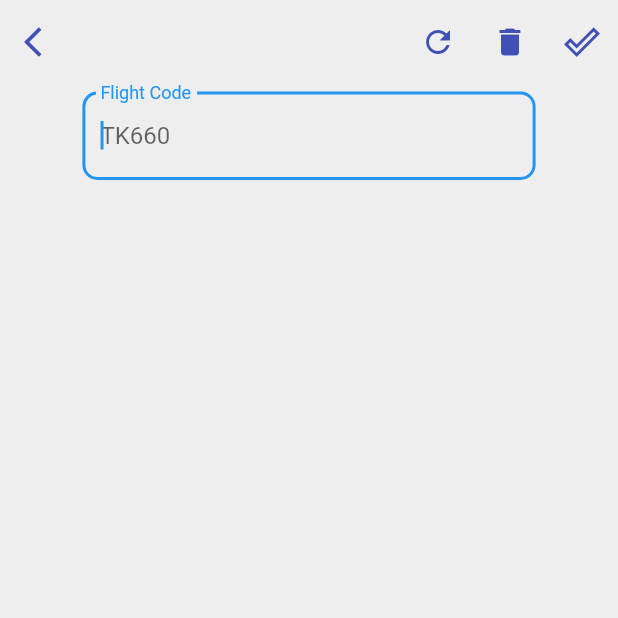
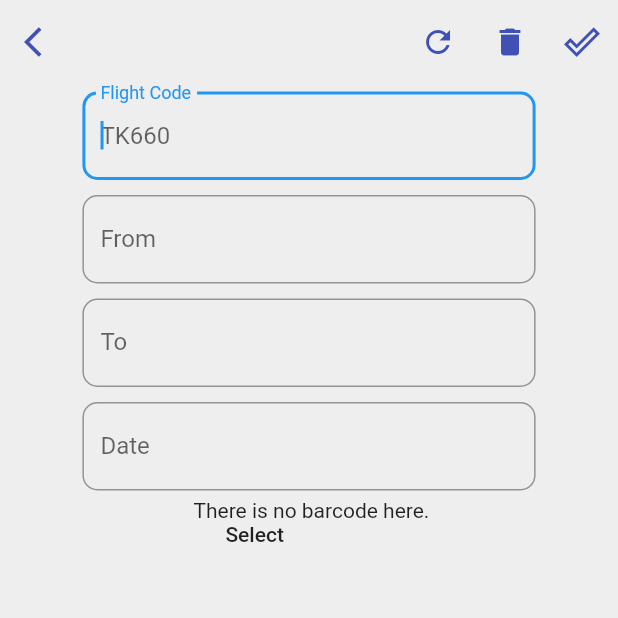
Before and after one commit to kubilaycakmak/ticket_application, a Flutter app: the screen it shows after launch, after a tap on "Add a ticket", on a phone screen of 412 x 824 dp, the top half of it. Run offline on Flutter 3.47's test engine with Material 2 defaults, Android fonts, the phone set to English and light mode, and no system bars; our stand-ins replace image_picker; missing offline and left inert: flutter_webview_plugin, rpc.

Commit message:
last update

```diff
--- a/lib/main.dart
+++ b/lib/main.dart
@@ -1,6 +1,7 @@
 import 'package:flutter/material.dart';
 import 'screens/AddScreen.dart';
 import 'screens/HomeScreen.dart';
+import 'screens/Browser.dart';
 void main()=> runApp(Home());
 
 class Home extends StatelessWidget {
@@ -11,6 +12,7 @@ class Home extends StatelessWidget {
       title: "Ticket App",
       routes: <String, WidgetBuilder>{
         '/addScreen': (BuildContext context) => AddScreen(),
+        '/browser':(BuildContext context) => Browser(),
       },
       home: HomeScreen()
     );
--- a/lib/model/TicketModel.dart
+++ b/lib/model/TicketModel.dart
@@ -30,4 +30,5 @@ final ticketCard = new Container(
     ]
   ),
 );
-final ticketIcon = new Container();
+final ticketIcon = new Container(
+);
--- a/lib/screens/AddScreen.dart
+++ b/lib/screens/AddScreen.dart
@@ -1,4 +1,7 @@
+import 'dart:io';
+
 import 'package:flutter/material.dart';
+import 'package:image_picker/image_picker.dart';
 
 class AddScreen extends StatefulWidget {
   @override
@@ -9,7 +12,16 @@ class AddScreen extends StatefulWidget {
 
 class AddScreenState extends State<AddScreen> {
   TextEditingController flightCodeController = new TextEditingController();
-  String emptyCell = "";
+  File _image;
+
+  Future getImage() async {
+    var image = await ImagePicker.pickImage(source: ImageSource.gallery);
+
+    setState(() {
+      _image = image;
+    });
+  }
+
   @override
   Widget build(BuildContext context) {
     var currentColor = Colors.grey[200];
@@ -30,22 +42,31 @@ class AddScreenState extends State<AddScreen> {
         ),
         actions: <Widget>[
           IconButton(
-            onPressed: (){
+            onPressed: () {
               setState(() {
                 flightCodeController.text = "";
               });
             },
-            icon: Icon(Icons.refresh, color: iconColors,),
+            icon: Icon(
+              Icons.refresh,
+              color: iconColors,
+            ),
           ),
           IconButton(
-            onPressed: (){},
-            icon: Icon(Icons.delete, color: iconColors,),
+            onPressed: () {},
+            icon: Icon(
+              Icons.delete,
+              color: iconColors,
+            ),
           ),
           IconButton(
-            onPressed: (){
+            onPressed: () {
               print(flightCodeController.text);
             },
-            icon: Icon(Icons.done_outline, color: iconColors,),
+            icon: Icon(
+              Icons.done_outline,
+              color: iconColors,
+            ),
           ),
         ],
       ),
@@ -73,6 +94,105 @@ class AddScreenState extends State<AddScreen> {
                       )),
                 ),
               ),
+              Padding(
+                padding: EdgeInsets.symmetric(
+                    vertical: 5,
+                    horizontal: MediaQuery.of(context).size.height / 15),
+                child: TextField(
+                  controller: flightCodeController,
+                  autofocus: true,
+                  decoration: InputDecoration(
+                      labelText: "From",
+                      hintText: "Istanbul",
+                      fillColor: Colors.indigo,
+                      border: OutlineInputBorder(
+                        borderSide: BorderSide(
+                            color: Colors.indigo,
+                            style: BorderStyle.solid,
+                            width: 20.0),
+                        borderRadius: BorderRadius.circular(10),
+                      )),
+                ),
+              ),
+              Padding(
+                padding: EdgeInsets.symmetric(
+                    vertical: 5,
+                    horizontal: MediaQuery.of(context).size.height / 15),
+                child: TextField(
+                  controller: flightCodeController,
+                  autofocus: true,
+                  decoration: InputDecoration(
+                      labelText: "To",
+                      hintText: "New York",
+                      fillColor: Colors.indigo,
+                      border: OutlineInputBorder(
+                        borderSide: BorderSide(
+                            color: Colors.indigo,
+                            style: BorderStyle.solid,
+                            width: 20.0),
+                        borderRadius: BorderRadius.circular(10),
+                      )),
+                ),
+              ),
+              Padding(
+                padding: EdgeInsets.symmetric(
+                    vertical: 5,
+                    horizontal: MediaQuery.of(context).size.height / 15),
+                child: TextField(
+                  controller: flightCodeController,
+                  keyboardType: TextInputType.numberWithOptions(),
+                  autofocus: true,
+                  decoration: InputDecoration(
+                      labelText: "Date",
+                      hintText:
+                          "${DateTime.now().day} / ${DateTime.now().month} / ${DateTime.now().year}",
+                      fillColor: Colors.indigo,
+                      border: OutlineInputBorder(
+                        borderSide: BorderSide(
+                            color: Colors.indigo,
+                            style: BorderStyle.solid,
+                            width: 20.0),
+                        borderRadius: BorderRadius.circular(10),
+                      )),
+                ),
+              ),
+              Expanded(
+                  child: Stack(
+                    children: <Widget>[
+                      _image == null
+                          ? Text(" There is no barcode here.")
+                          : Container(
+                              child: Image.file(_image),
+                              height: MediaQuery.of(context).size.height / 3,
+                            ),
+                      FlatButton(
+                        onPressed: getImage,
+                        child: Text("Select"),
+                      )
+                    ],
+                  )),
+              // Padding(
+              //   padding: EdgeInsets.symmetric(
+              //       vertical: 5,
+              //       horizontal: MediaQuery.of(context).size.height / 15),
+              // child: RaisedButton(
+              //   onPressed: (){
+              // var route = new MaterialPageRoute(
+              //   builder: (BuildContext context) => Browser(value:flightCodeController.text),
+              // );
+              // Navigator.of(context).push(route);
+              //   },
+              //   color: iconColors,
+              //   child: Text("Find the Flight!", style: TextStyle(color: currentColor),),
+              //   shape: RoundedRectangleBorder(
+              //     borderRadius: BorderRadius.circular(10.0),
+              //     side: BorderSide(
+              //       color: Colors.black12,
+              //       style: BorderStyle.solid,
+              //       width: 3
+              //     )
+              //   ),
+              // )
             ],
           ),
       ),
--- /dev/null
+++ b/lib/screens/Browser.dart
@@ -0,0 +1,26 @@
+import 'package:flutter/material.dart';
+import 'package:flutter_webview_plugin/flutter_webview_plugin.dart';
+import 'package:ticket_application/screens/AddScreen.dart';
+
+class Browser extends StatefulWidget {
+  final String value;
+
+  Browser({Key key, this.value}) : super(key:key);
+  @override
+  State<StatefulWidget> createState() {
+    return BrowserState();
+  }
+}
+class BrowserState extends State<Browser> {
+  @override
+  Widget build(BuildContext context) {
+    return WebviewScaffold(
+      appBar: AppBar(
+        title: Text("Flight Search"),
+        elevation: 0.0,
+      ),
+      url: 'https://google.com/search?q=${widget.value}',
+    );
+  }
+
+}
--- a/lib/screens/HomeScreen.dart
+++ b/lib/screens/HomeScreen.dart
@@ -9,14 +9,17 @@ class HomeScreen extends StatelessWidget {
     return Scaffold(
       floatingActionButton: FloatingActionButton.extended(
         backgroundColor: floatingButtonColor,
-          icon: Icon(Icons.add, color: currentColor,),
-          onPressed: (){
+        icon: Icon(
+          Icons.add,
+          color: currentColor,
+        ),
+        onPressed: () {
           Navigator.of(context).pushNamed("/addScreen");
         },
-          label: Text("Add a ticket",
-          style: TextStyle(
-            color: currentColor
-          ),),
+        label: Text(
+          "Add a ticket",
+          style: TextStyle(color: currentColor),
+        ),
       ),
       backgroundColor: currentColor,
       appBar: AppBar(
@@ -24,18 +27,29 @@ class HomeScreen extends StatelessWidget {
         elevation: 0.0,
         centerTitle: true,
         title: Text(
-            "Home",
-            style: TextStyle(
-              fontSize: 25.0
-            ),
+          "Tickets",
+          style: TextStyle(fontSize: 25.0),
         ),
       ),
       body: Column(
         children: <Widget>[
+          // FloatingActionButton.extended(
+          //   backgroundColor: floatingButtonColor,
+          //   icon: Icon(
+          //     Icons.search,
+          //     color: currentColor,
+          //   ),
+          //   onPressed: () {
+          //     Navigator.of(context).pushNamed("/Bro");
+          //   },
+          //   label: Text(
+          //     "Search Flight",
+          //     style: TextStyle(color: currentColor),
+          //   ),
+          // ),
           TicketModel(),
         ],
       ),
     );
   }
-
 }
--- a/pubspec.yaml
+++ b/pubspec.yaml
@@ -25,6 +25,8 @@ dependencies:
   cupertino_icons: ^0.1.2
   http: ^0.12.0+1
   rpc: ^0.6.1
+  flutter_webview_plugin: ^0.3.0+2
+  image_picker: ^0.5.0+6
 
 dev_dependencies:
   flutter_test:
```
Lines whose indentation alone changed are shown as unchanged.
